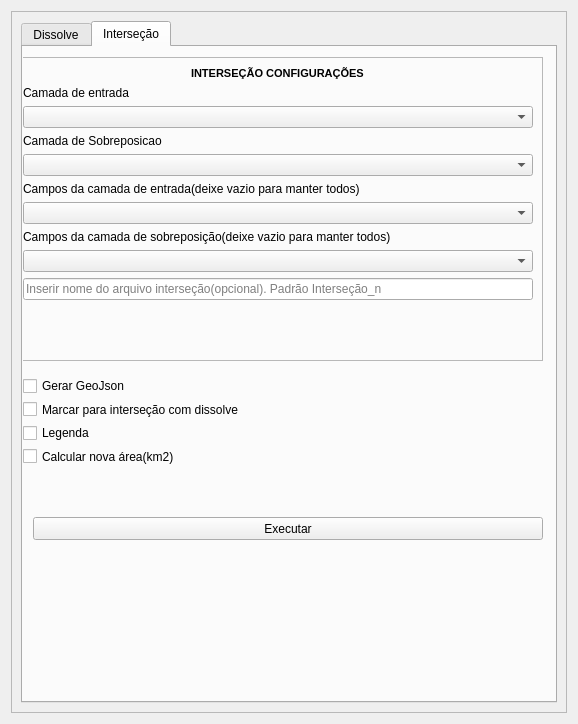
This is Teste_dialog_base.ui in PedrovSilva/Niesa-Plugin as Qt 5 draws it before an edit. The edited form follows.
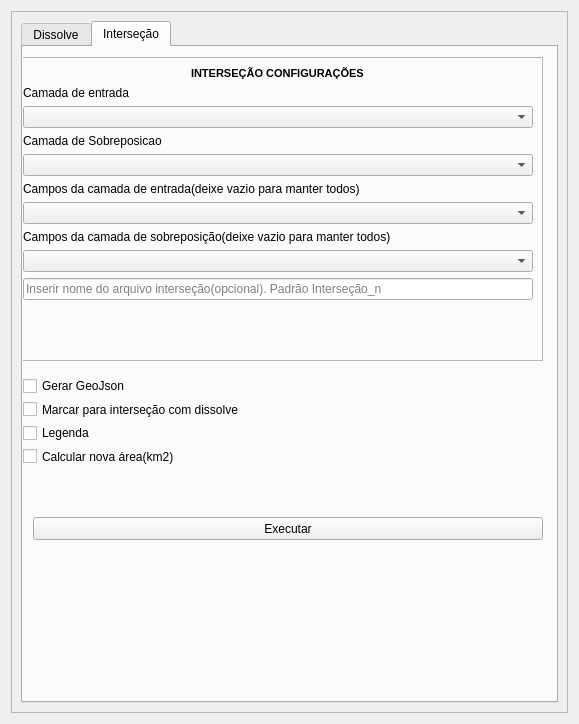
This is the edited form. Custom widgets are drawn as their Qt base class.

Commit message: add subdiolog / config combobox

Patch:
```diff
--- a/Teste_dialog_base.ui
+++ b/Teste_dialog_base.ui
@@ -6,7 +6,7 @@
    <rect>
     <x>0</x>
     <y>0</y>
-    <width>578</width>
+    <width>579</width>
     <height>724</height>
    </rect>
   </property>
@@ -453,7 +453,7 @@
                      <bool>false</bool>
                     </property>
                    </widget>
-                   <widget class="QWidget" name="">
+                   <widget class="QWidget" name="layoutWidget">
                     <property name="geometry">
                      <rect>
                       <x>0</x>
```
Left out of the diff: 2 changed lines with no effect on the pictures. The commit also changes 6 other files.
